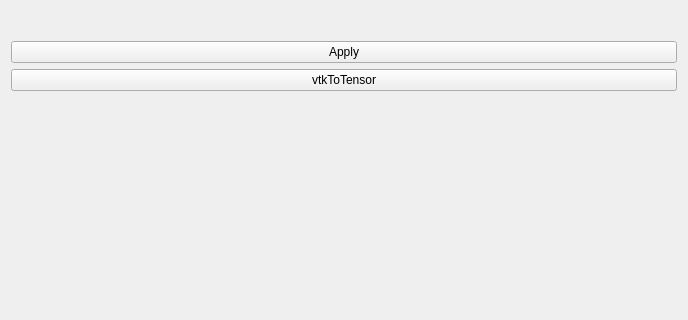
The window that FeetSegmentation/Resources/UI/qSlicerFeetSegmentationModuleWidget.ui (mt4sd/DiabeticFootExtension) describes before a commit, drawn with Qt 5; both pictures show x 0 to 688 and y 0 to 320 of the 688 by 615 pixel window.
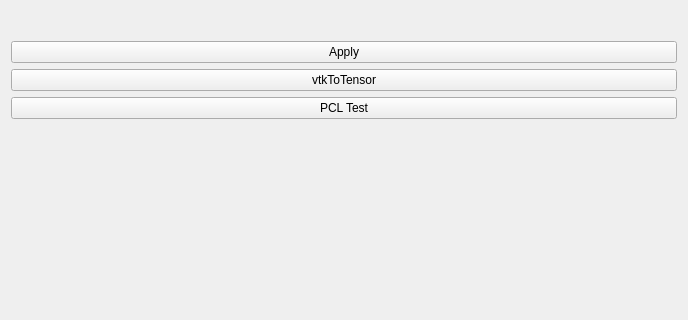
The same window after the commit. Custom widgets are drawn as their Qt base class.

The edit to the form file:
```diff
--- a/FeetSegmentation/Resources/UI/qSlicerFeetSegmentationModuleWidget.ui
+++ b/FeetSegmentation/Resources/UI/qSlicerFeetSegmentationModuleWidget.ui
@@ -43,6 +43,13 @@
      </property>
     </widget>
    </item>
+   <item>
+    <widget class="QPushButton" name="pclTestButton">
+     <property name="text">
+      <string>PCL Test</string>
+     </property>
+    </widget>
+   </item>
    <item>
     <spacer name="verticalSpacer">
      <property name="orientation">
```
